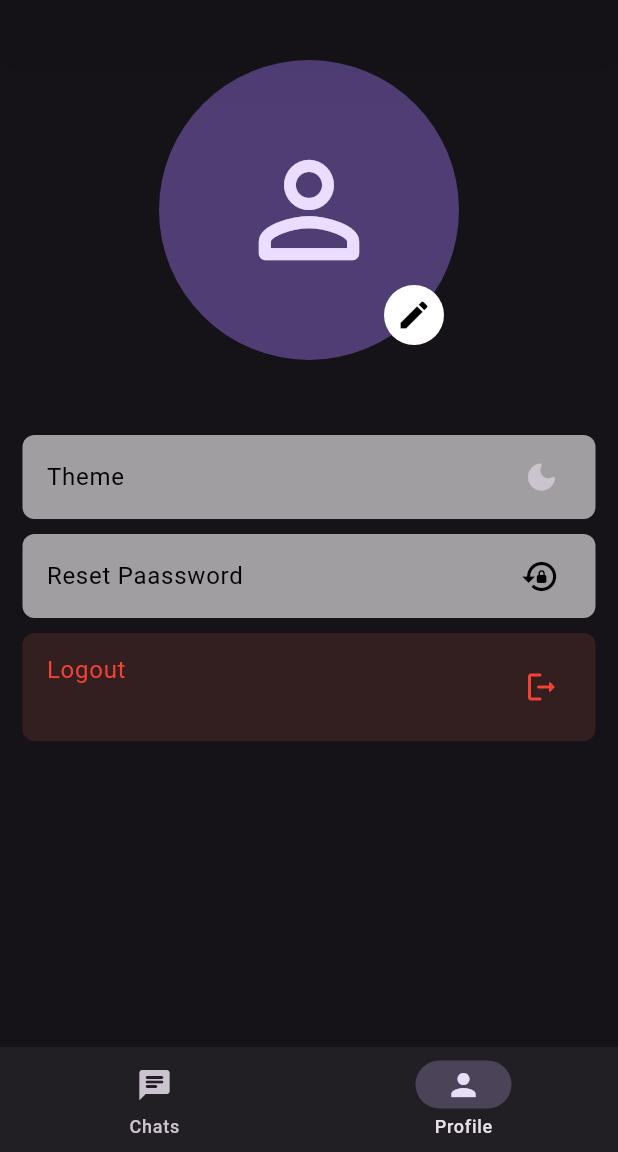
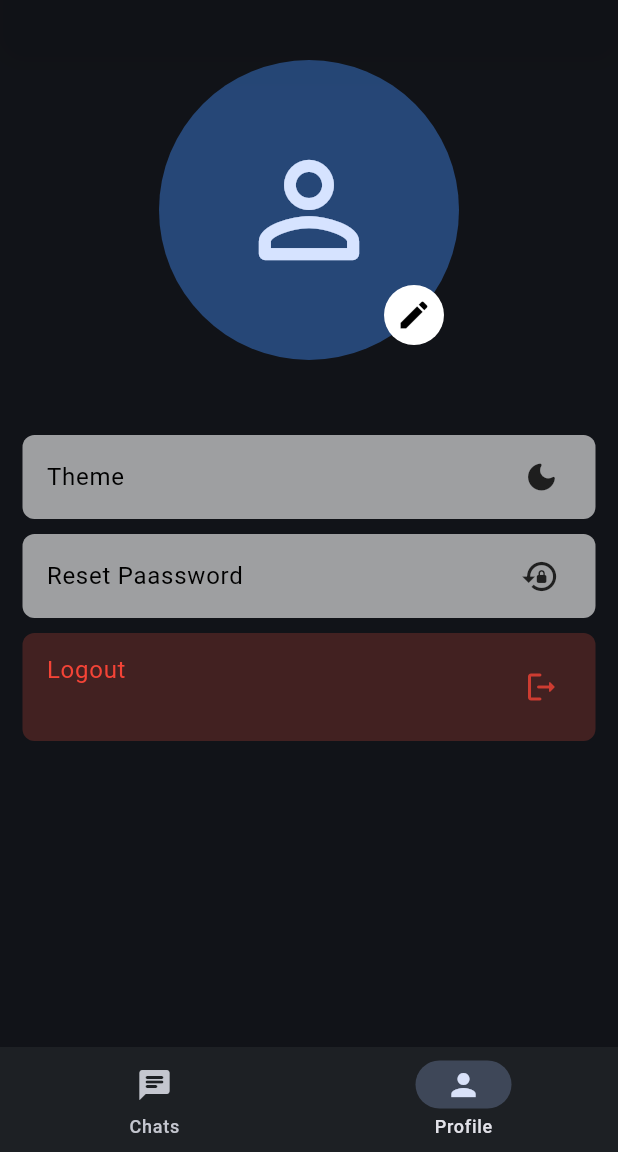
Before and after one commit to vrndv/Minty, a Flutter app: the screen it shows once a user with an empty profile is signed in, item 2 of the bottom bar chosen, on a phone screen of 412 x 824 dp, the part 84-1236 px from its top. Run offline on Flutter 3.47's test engine with Material 3 defaults, Android fonts, the phone set to English and light mode, and no system bars; our stand-ins replace cloud_firestore, firebase_auth, firebase_core, rive; missing offline and left inert: keyboard_visibility_pro; accounts and stored records are empty.

Commit message:
UI Changes

```diff
--- a/lib/main.dart
+++ b/lib/main.dart
@@ -34,7 +34,7 @@ class _MainAppState extends State<MainApp> {
         title: 'PopApp',
         debugShowCheckedModeBanner: false,
         theme: ThemeData(
-          colorScheme: ColorScheme.fromSeed(seedColor:Colors.deepPurple, brightness: bvalue ? Brightness.light : Brightness.dark ,),
+          colorScheme: ColorScheme.fromSeed(seedColor:const Color.fromARGB(255, 0, 132, 255), brightness: bvalue ? Brightness.light : Brightness.dark ,),
 
         ),
         home: StreamBuilder<User?>(
--- a/lib/screen/views/pages/profile.dart
+++ b/lib/screen/views/pages/profile.dart
@@ -61,7 +61,7 @@ class _ProfilePageState extends State<ProfilePage> {
                       : const Color.fromARGB(255, 0, 0, 0),
                 ),
               ),
-              trailing: Icon(Icons.dark_mode_rounded),
+              trailing: Icon(Icons.dark_mode_rounded,color: const Color.fromARGB(207, 0, 0, 0),),
             ),
           ),
         ),
@@ -110,7 +110,7 @@ class _ProfilePageState extends State<ProfilePage> {
               trailing: Icon(
                 Icons.lock_reset,
                 size: 26,
-                color: const Color.fromARGB(255, 0, 0, 0),
+                color: const Color.fromARGB(204, 0, 0, 0),
               ),
             ),
           ),
@@ -120,7 +120,7 @@ class _ProfilePageState extends State<ProfilePage> {
         Container(
           margin: EdgeInsets.only(top: 10, left: 15, right: 15),
           decoration: BoxDecoration(
-            color:currentTheme.value ? const Color.fromARGB(255, 252, 223, 223) :  const Color.fromARGB(255, 51, 31, 31),
+            color:currentTheme.value ? const Color.fromARGB(255, 252, 223, 223) :  const Color.fromARGB(255, 66, 33, 33),
             borderRadius: BorderRadius.circular(8),
           ),
           child: GestureDetector(
@@ -140,7 +140,7 @@ class _ProfilePageState extends State<ProfilePage> {
               subtitle: Text(currentUser.value,style: TextStyle(color:currentTheme.value
                       ? const Color.fromARGB(255, 0, 0, 0)
                       : const Color.fromARGB(255, 255, 156, 156),),),
-              trailing: Icon(Icons.logout_rounded, color: Colors.red),
+              trailing: Icon(Icons.logout_rounded, color: const Color.fromARGB(199, 244, 67, 54)),
             ),
           ),
         ),
```
